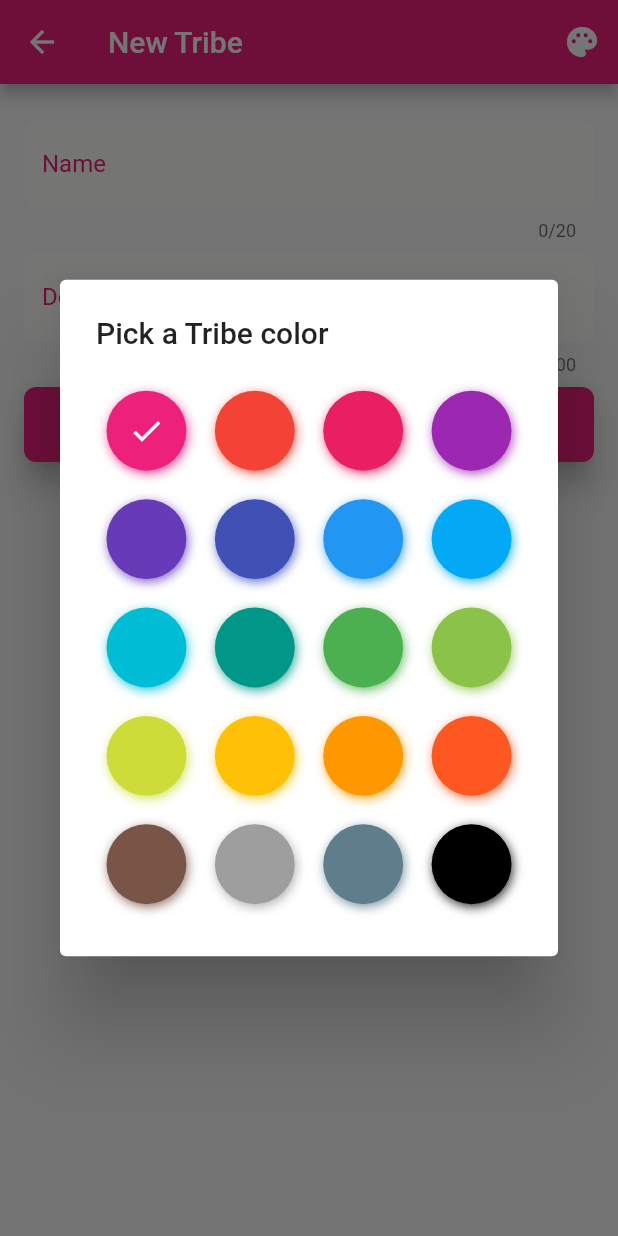
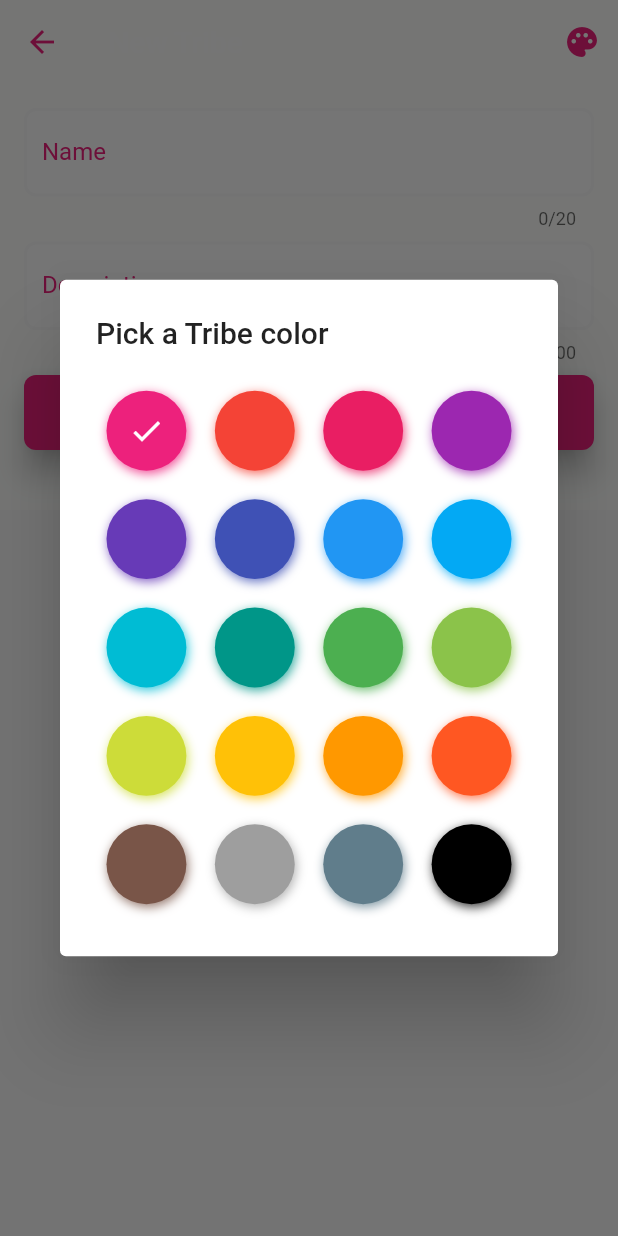
Before and after one commit to danielholmberg/Tribes, a Flutter app: the NewTribe screen opened directly, after a tap on the "palette" icon, on a phone screen of 412 x 824 dp. Run offline on Flutter 3.47's test engine with Material 2 defaults, Android fonts, the phone set to English and light mode, and no system bars; drawn by our look-alikes of flutter_colorpicker; our stand-ins replace auto_size_text, cloud_firestore, dynamic_theme, firebase_auth, firebase_storage, floating_bottom_navigation_bar and 4 more; missing offline and left inert: firestore_ui; accounts and stored records are empty; network calls fail; statements that could not run were skipped.

Commit message:
Polished Input Decoration, and Design improvements.

```diff
--- a/lib/screens/home/tabs/tribes/posts/Posts.dart
+++ b/lib/screens/home/tabs/tribes/posts/Posts.dart
@@ -22,7 +22,7 @@ class Posts extends StatelessWidget {
 
     return Container(
       child: FirestoreAnimatedList(
-        padding: EdgeInsets.only(bottom: 80.0),
+        padding: EdgeInsets.only(top: 24.0, bottom: 80.0),
         query: DatabaseService().posts(tribe.id),
         itemBuilder: (
           BuildContext context,
--- a/lib/screens/home/tabs/tribes/widgets/NewTribe.dart
+++ b/lib/screens/home/tabs/tribes/widgets/NewTribe.dart
@@ -33,12 +33,13 @@ class _NewTribeState extends State<NewTribe> {
 
     return loading ? Loading() : Scaffold(
       appBar: AppBar(
-        title: Text('New Tribe'),
-        backgroundColor: tribeColor ?? Constants.primaryColor,
+        elevation: 0.0,
+        title: Text('New Tribe', style: TextStyle(color: Colors.white)),
+        backgroundColor: DynamicTheme.of(context).data.backgroundColor,
+        iconTheme: IconThemeData(color: tribeColor ?? DynamicTheme.of(context).data.primaryColor),
         actions: <Widget>[
           IconButton(
-            color: DynamicTheme.of(context).data.buttonColor,
-            icon: Icon(Icons.palette, color: Constants.buttonIconColor),
+            icon: Icon(Icons.palette),
             onPressed: () {
               showDialog(
                 context: context,
@@ -47,7 +48,7 @@ class _NewTribeState extends State<NewTribe> {
                   content: SingleChildScrollView(
                     child: BlockPicker(
                       availableColors: Constants.defaultTribeColors,
-                      pickerColor: tribeColor ?? Constants.primaryColor,
+                      pickerColor: tribeColor ?? DynamicTheme.of(context).data.primaryColor,
                       onColorChanged: _changeColor,
                     ),
                   ),
@@ -59,18 +60,30 @@ class _NewTribeState extends State<NewTribe> {
       ),
       body: ScrollConfiguration(
         behavior: CustomScrollBehavior(),
+        child: Container(
+          color: DynamicTheme.of(context).data.backgroundColor,
           child: Form(
             key: _formKey,
             child: ListView(
               padding: EdgeInsets.all(16.0),
               shrinkWrap: true,
               children: <Widget>[
-              SizedBox(height: Constants.smallSpacing),
                 TextFormField(
+                  autofocus: true,
                   textCapitalization: TextCapitalization.words,
                   maxLength: Constants.tribeNameMaxLength,
-                decoration:
-                    Decorations.newTribesInput.copyWith(labelText: 'Name'),
+                  cursorColor: tribeColor ?? DynamicTheme.of(context).data.primaryColor,
+                  decoration: Decorations.postContentInput.copyWith(
+                    labelText: 'Name',
+                    labelStyle: TextStyle(color: tribeColor ?? DynamicTheme.of(context).data.primaryColor),
+                    focusedBorder: OutlineInputBorder(
+                      borderRadius: BorderRadius.all(Radius.circular(8.0)),
+                      borderSide: BorderSide(
+                        color: tribeColor ?? DynamicTheme.of(context).data.primaryColor,
+                        width: 2.0
+                      ),
+                    )
+                  ),
                   validator: (val) => val.isEmpty ? 'Enter a name' : null,
                   onChanged: (val) {
                     setState(() => name = val);
@@ -82,8 +95,17 @@ class _NewTribeState extends State<NewTribe> {
                   keyboardType: TextInputType.multiline,
                   maxLength: Constants.tribeDescMaxLength,
                   maxLines: null,
-                decoration:
-                    Decorations.newTribesInput.copyWith(labelText: 'Description'),
+                  decoration: Decorations.postContentInput.copyWith(
+                    labelText: 'Description',
+                    labelStyle: TextStyle(color: tribeColor ?? DynamicTheme.of(context).data.primaryColor),
+                    focusedBorder: OutlineInputBorder(
+                      borderRadius: BorderRadius.all(Radius.circular(8.0)),
+                      borderSide: BorderSide(
+                        color: tribeColor ?? DynamicTheme.of(context).data.primaryColor,
+                        width: 2.0
+                      ),
+                    )
+                  ),
                   validator: (val) => val.isEmpty ? 'Enter a description' : null,
                   onChanged: (val) {
                     setState(() => desc = val);
@@ -136,6 +158,7 @@ class _NewTribeState extends State<NewTribe> {
             ),
           ),
         ),
+      ),
     );
   }
 }
```
Also changed, not shown: lib/screens/home/tabs/chats/Chats.dart (+7 -0 lines), lib/screens/home/tabs/chats/widgets/RecentMessages.dart (+7 -0 lines), lib/screens/home/tabs/tribes/Tribes.dart (+55 -4 lines), lib/screens/home/tabs/tribes/posts/NewPost.dart (+46 -38 lines), lib/screens/home/tabs/tribes/posts/PostTile.dart (+10 -0 lines), lib/screens/home/tabs/tribes/widgets/TribeRoom.dart (+8 -4 lines). Lines whose indentation alone changed are shown as unchanged.
